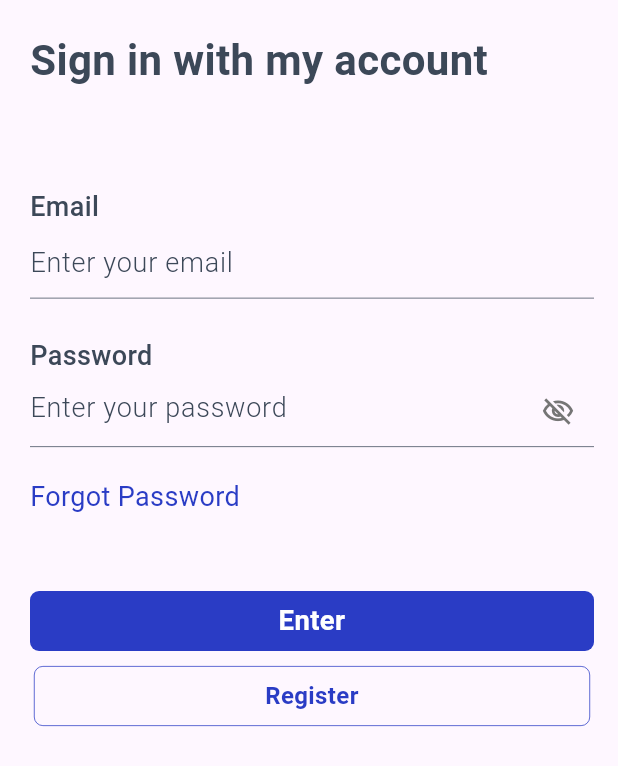
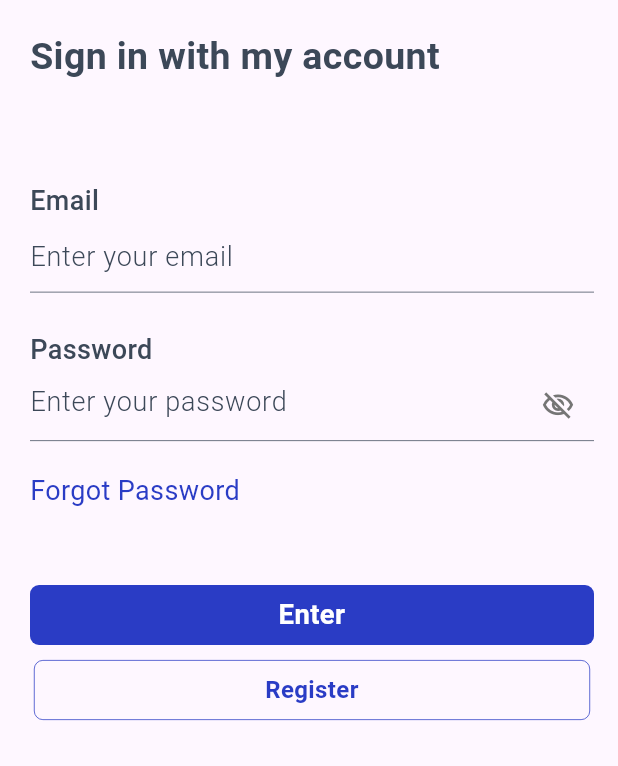
Before and after one commit to BlueSky613/Lawn, a Flutter app: the screen it shows after launch, on a phone screen of 412 x 824 dp. Shown: the top 766 px of the screen. Run offline on Flutter 3.47's test engine with Material 3 defaults, Android fonts, the phone set to English and light mode, and no system bars; our stand-ins replace flutter_dotenv, flutter_easyloading, flutter_rating_bar, flutter_screenutil, geocoding, get and 3 more; missing offline and left inert: google_place.

Commit message:
change fontsize 25

```diff
--- a/lib/login_widget.dart
+++ b/lib/login_widget.dart
@@ -46,7 +46,7 @@ class _LoginScreenWidgetState extends State<LoginScreenWidget> {
                         textAlign: TextAlign.start,
                         style: ThemeConfig.bodyText1.override(
                           color: Color(0xFF3C4858),
-                          fontSize: 28,
+                          fontSize: 25,
                           fontWeight: FontWeight.bold,
                         ),
                       ),
```
